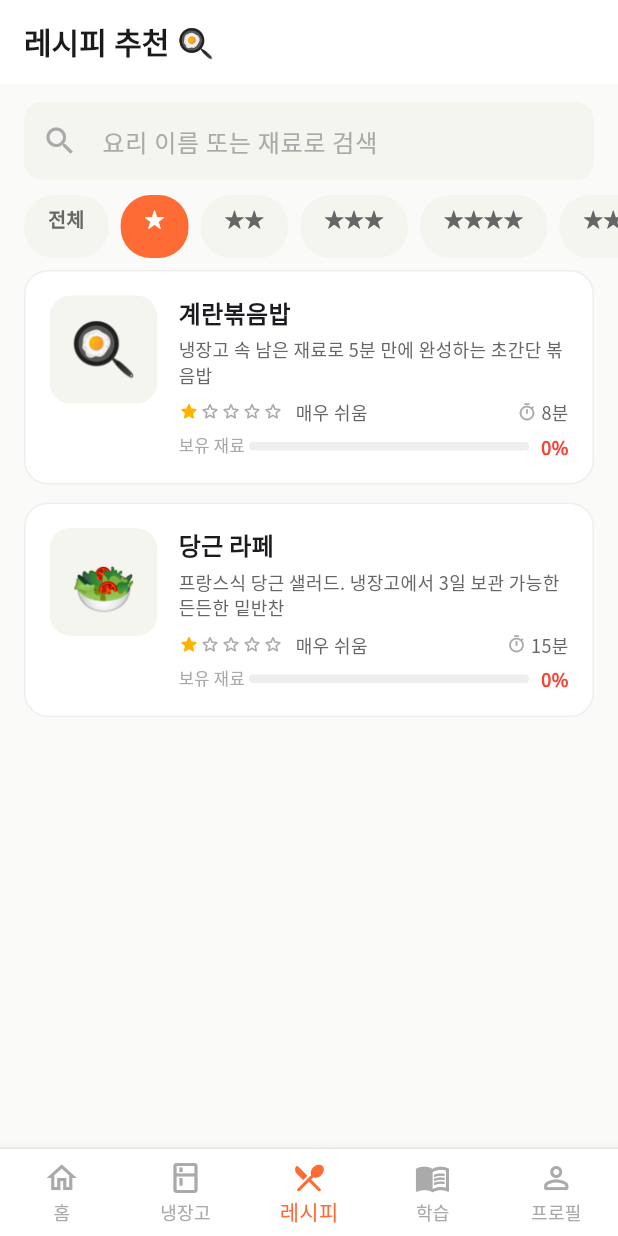
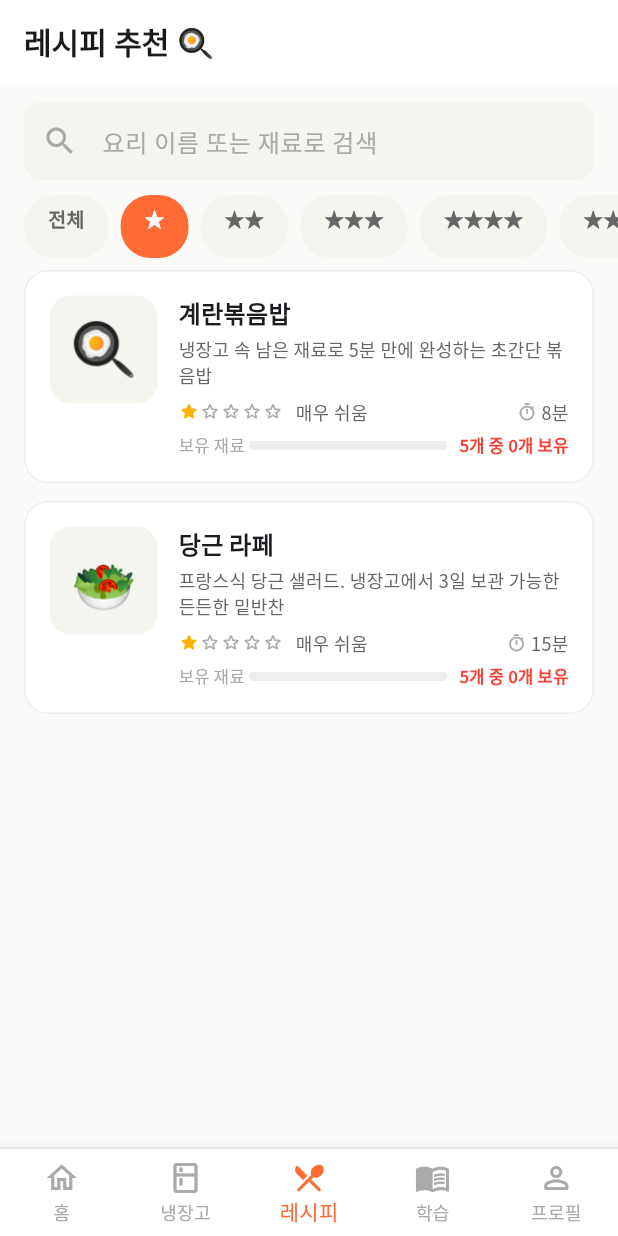
Before and after one commit to Lni416/hankki-plz, a Flutter app: the RecipeListScreen screen opened by its route, after a tap on an icon or button, on a phone screen of 412 x 824 dp. Run offline on Flutter 3.47's test engine with Material 3 defaults, Android fonts, the phone set to English and light mode, and no system bars; drawn by our look-alikes of flutter_animate; our stand-ins replace camera, cloud_firestore, cloud_functions, firebase_auth, firebase_core, firebase_messaging and 7 more; missing offline and left inert: tflite_flutter; accounts and stored records are empty.

Commit message:
feat: 매칭률 표시 UX 개선 — "82%" → "5개 중 4개 보유"
- Recipe에 matchedCount / totalRequired / missingIngredients 파생 필드 추가
- MatchRateBar: 퍼센트 대신 "N개 중 M개 보유" / "1개만 더!" / "재료 다 있어요!"
- 레시피 상세: 헤더 배지 동일 형식 + 재료 탭 상단 "부족한 재료" 안내 박스

Co-Authored-By: Claude Fable 5 <noreply@anthropic.com>

```diff
--- a/lib/providers/recipe_provider.dart
+++ b/lib/providers/recipe_provider.dart
@@ -49,11 +49,17 @@ final recommendedRecipesProvider = Provider<List<Recipe>>((ref) {
         recipe.ingredients.where((i) => !i.isOptional).toList();
     final total = requiredIngredients.length;
 
-    final matched = requiredIngredients.where((ri) {
+    bool isOwned(RecipeIngredient ri) {
       final riName = ri.name.toLowerCase();
       return fridgeNames.any(
           (fn) => fn.contains(riName) || riName.contains(fn));
-    }).length;
+    }
+
+    final matched = requiredIngredients.where(isOwned).length;
+    final missing = requiredIngredients
+        .where((ri) => !isOwned(ri))
+        .map((ri) => ri.name)
+        .toList();
 
     final hasUrgent = recipe.ingredients.any((ri) {
       final riName = ri.name.toLowerCase();
@@ -66,6 +72,9 @@ final recommendedRecipesProvider = Provider<List<Recipe>>((ref) {
     return recipe.copyWith(
       matchRate: matchRate,
       hasUrgentIngredient: hasUrgent,
+      matchedCount: matched,
+      totalRequired: total,
+      missingIngredients: missing,
     );
   }).toList();
 
--- a/lib/screens/home/home_screen.dart
+++ b/lib/screens/home/home_screen.dart
@@ -392,7 +392,10 @@ class _RecipeCard extends StatelessWidget {
                     ],
                   ),
                   const SizedBox(height: 8),
-                  MatchRateBar(rate: recipe.matchRate),
+                  MatchRateBar(
+                    matched: recipe.matchedCount,
+                    total: recipe.totalRequired,
+                  ),
                 ],
               ),
             ),
--- a/lib/screens/recipe/recipe_list_screen.dart
+++ b/lib/screens/recipe/recipe_list_screen.dart
@@ -258,7 +258,12 @@ class _RecipeListCard extends StatelessWidget {
                       const Text('보유 재료 ',
                           style: TextStyle(
                               fontSize: 11, color: AppColors.textHint)),
-                      Expanded(child: MatchRateBar(rate: recipe.matchRate)),
+                      Expanded(
+                        child: MatchRateBar(
+                          matched: recipe.matchedCount,
+                          total: recipe.totalRequired,
+                        ),
+                      ),
                     ],
                   ),
                 ],
--- a/lib/widgets/match_rate_bar.dart
+++ b/lib/widgets/match_rate_bar.dart
@@ -1,28 +1,49 @@
 import 'package:flutter/material.dart';
 import '../core/theme/app_theme.dart';
 
+/// 보유 재료 매칭 표시 — "5개 중 4개 보유" 형태의 직관적 라벨
 class MatchRateBar extends StatelessWidget {
-  final double rate;
+  final int matched;
+  final int total;
   final bool showLabel;
 
-  const MatchRateBar({super.key, required this.rate, this.showLabel = true});
+  const MatchRateBar({
+    super.key,
+    required this.matched,
+    required this.total,
+    this.showLabel = true,
+  });
+
+  double get _rate => total > 0 ? matched / total : 0.0;
 
   Color get _barColor {
-    if (rate >= 0.8) return AppColors.secondary;
-    if (rate >= 0.5) return AppColors.warning;
+    if (_rate >= 0.8) return AppColors.secondary;
+    if (_rate >= 0.5) return AppColors.warning;
     return AppColors.danger;
+  }
+
+  String get _label {
+    if (matched >= total) return '재료 다 있어요!';
+    if (total - matched == 1) return '1개만 더!';
+    return '$total개 중 $matched개 보유';
+  }
+
+  Color get _labelColor {
+    if (matched >= total) return AppColors.secondary;
+    if (total - matched == 1) return AppColors.warning;
+    return _barColor;
   }
 
   @override
   Widget build(BuildContext context) {
-    final pct = (rate * 100).round();
+    if (total == 0) return const SizedBox.shrink();
     return Row(
       children: [
         Expanded(
           child: ClipRRect(
             borderRadius: BorderRadius.circular(4),
             child: LinearProgressIndicator(
-              value: rate,
+              value: _rate,
               backgroundColor: AppColors.divider,
               valueColor: AlwaysStoppedAnimation<Color>(_barColor),
               minHeight: 6,
@@ -32,11 +53,11 @@ class MatchRateBar extends StatelessWidget {
         if (showLabel) ...[
           const SizedBox(width: 8),
           Text(
-            '$pct%',
+            _label,
             style: TextStyle(
-              fontSize: 12,
+              fontSize: 11,
               fontWeight: FontWeight.w700,
-              color: _barColor,
+              color: _labelColor,
             ),
           ),
         ],
```
Also changed, not shown: lib/models/recipe.dart (+12 -0 lines), lib/screens/recipe/recipe_detail_screen.dart (+35 -1 lines).
